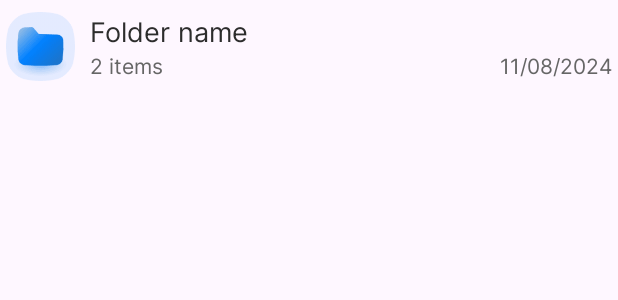
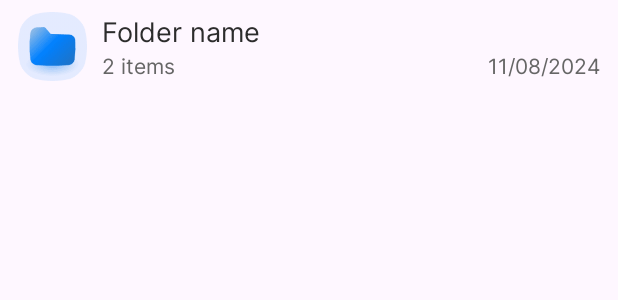
Before and after one commit to luizlealdev/file-manager, an Android app: the layout file_item_holder.xml on its own in the app's theme, with its tools: preview values and no code run, on a phone screen of 412 x 824 dp. Shown: the top 300 px of the screen. Run offline under Robolectric (Android 15) with nearby library versions, the phone set to English and light mode, and no system bars.

```diff
--- a/app/src/main/res/layout/file_item_holder.xml
+++ b/app/src/main/res/layout/file_item_holder.xml
@@ -6,7 +6,7 @@
     android:background="?attr/selectableItemBackground"
     android:clickable="true"
     android:focusable="true"
-    android:paddingHorizontal="4dp"
+    android:paddingHorizontal="12dp"
     android:paddingVertical="8dp">
 
     <ImageView
```
